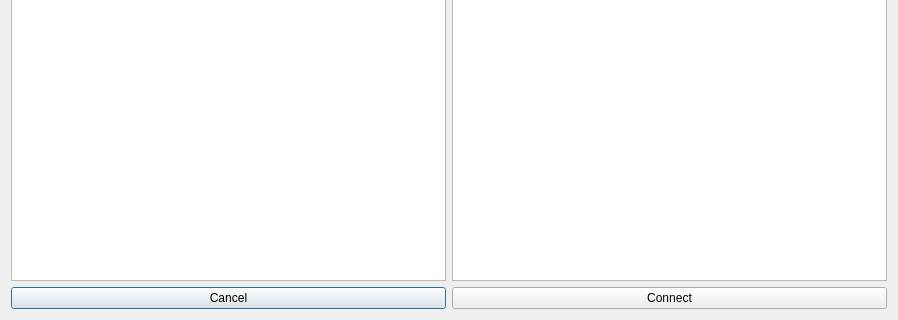
This is Verklegt_Namskeid-Skil3/Verklegt_Namskeid-Skil3/ui/addconnectiondialog.ui in Indexu/Verklegt_Namskeid as Qt 5 draws it before an edit; both pictures show x 0 to 898 and y 140 to 460 of the 898 by 460 pixel window. The edited form follows.
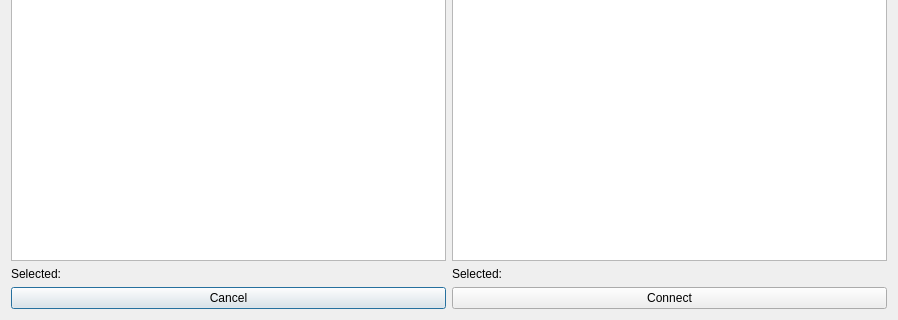
This is the edited form.

The edit to the form file:
```diff
--- a/Verklegt_Namskeid-Skil3/Verklegt_Namskeid-Skil3/ui/addconnectiondialog.ui
+++ b/Verklegt_Namskeid-Skil3/Verklegt_Namskeid-Skil3/ui/addconnectiondialog.ui
@@ -38,6 +38,13 @@
        <item>
         <widget class="QTableView" name="personsTable"/>
        </item>
+       <item>
+        <widget class="QLabel" name="personSelectedLabel">
+         <property name="text">
+          <string>Selected: </string>
+         </property>
+        </widget>
+       </item>
       </layout>
      </item>
      <item>
@@ -52,6 +59,13 @@
        <item>
         <widget class="QTableView" name="machinesTable"/>
        </item>
+       <item>
+        <widget class="QLabel" name="machineSelectedLabel">
+         <property name="text">
+          <string>Selected: </string>
+         </property>
+        </widget>
+       </item>
       </layout>
      </item>
     </layout>
```
Left out of the diff: 2 changed lines with no effect on the pictures.
